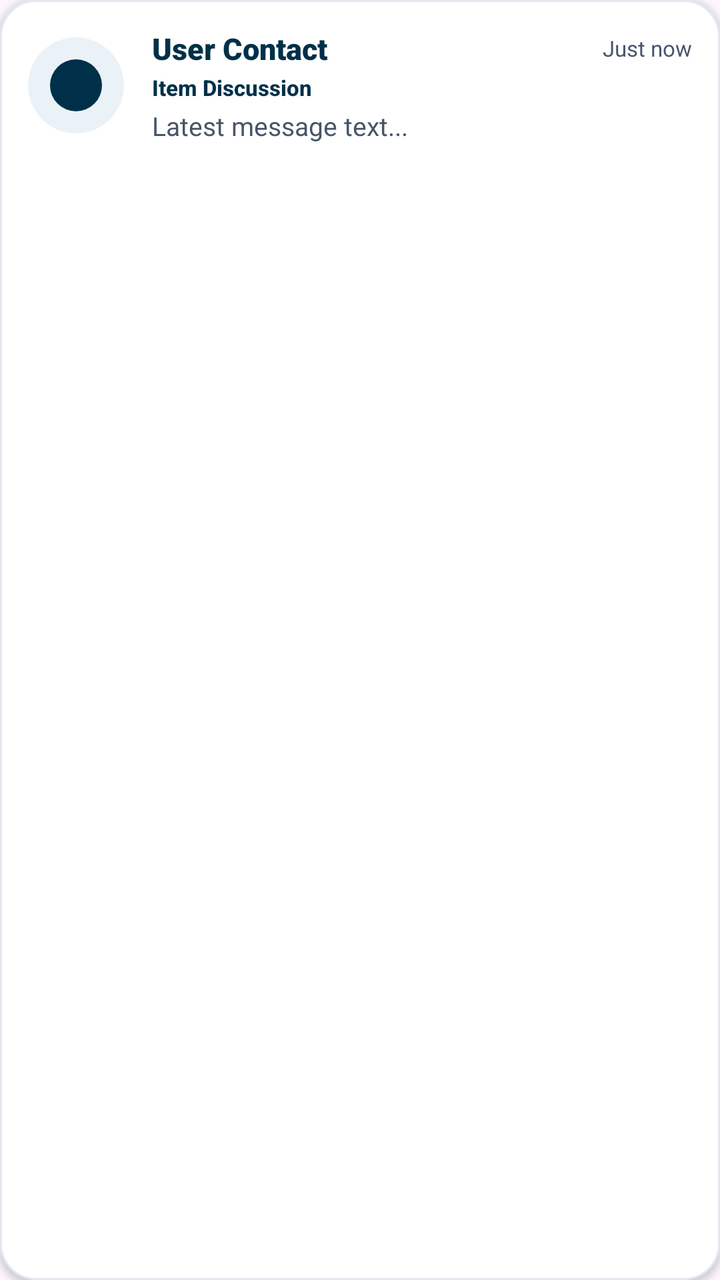
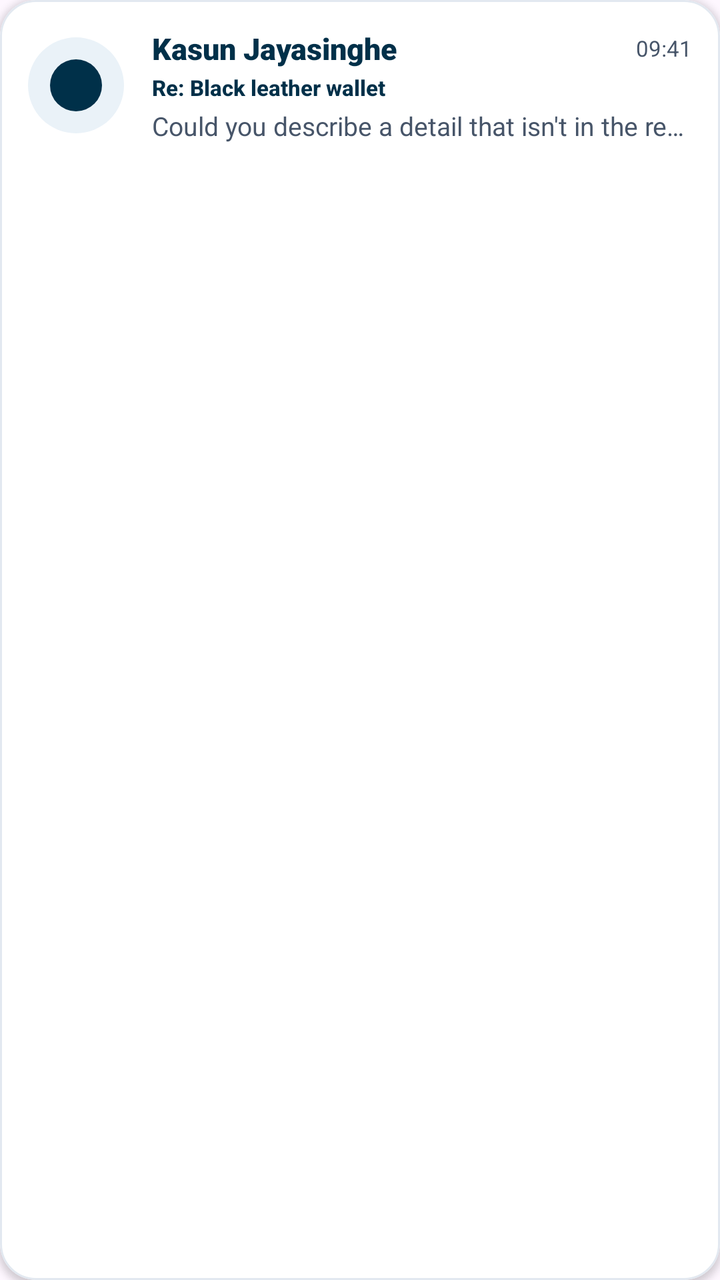

Before-and-after screenshots of an Android layout around one commit, followed by the original layout XML and the change that was made.
<!-- AndroidManifest.xml: application theme Theme.LostAndFound -->
<!-- res/layout/item_conversation.xml -->
<?xml version="1.0" encoding="utf-8"?>
<com.google.android.material.card.MaterialCardView xmlns:android="http://schemas.android.com/apk/res/android"
    xmlns:app="http://schemas.android.com/apk/res-auto"
    android:layout_width="match_parent"
    android:layout_height="wrap_content"
    android:layout_marginStart="16dp"
    android:layout_marginTop="6dp"
    android:layout_marginEnd="16dp"
    android:layout_marginBottom="6dp"
    android:clickable="true"
    android:focusable="true"
    app:cardBackgroundColor="@color/white"
    app:cardCornerRadius="18dp"
    app:cardElevation="2dp"
    app:strokeColor="@color/component_stroke"
    app:strokeWidth="1dp">

    <LinearLayout
        android:layout_width="match_parent"
        android:layout_height="wrap_content"
        android:gravity="center_vertical"
        android:orientation="horizontal"
        android:padding="14dp">

        
        <FrameLayout
            android:layout_width="48dp"
            android:layout_height="48dp"
            android:background="@drawable/bg_circle_avatar">

            <ImageView
                android:layout_width="26dp"
                android:layout_height="26dp"
                android:layout_gravity="center"
                android:contentDescription="User profile"
                android:src="@drawable/ic_user_avatar"
                app:tint="@color/deep_blue" />
        </FrameLayout>

        
        <LinearLayout
            android:layout_width="0dp"
            android:layout_height="wrap_content"
            android:layout_marginStart="14dp"
            android:layout_weight="1"
            android:orientation="vertical">

            <LinearLayout
                android:layout_width="match_parent"
                android:layout_height="wrap_content"
                android:gravity="center_vertical"
                android:orientation="horizontal">

                <TextView
                    android:id="@+id/tvConversationUserName"
                    android:layout_width="0dp"
                    android:layout_height="wrap_content"
                    android:layout_weight="1"
                    android:ellipsize="end"
                    android:fontFamily="sans-serif-black"
                    android:maxLines="1"
                    android:text="User Contact"
                    android:textColor="@color/text_primary"
                    android:textSize="15sp"
                    android:textStyle="bold" />

                <TextView
                    android:id="@+id/tvConversationTime"
                    android:layout_width="wrap_content"
                    android:layout_height="wrap_content"
                    android:fontFamily="sans-serif"
                    android:text="Just now"
                    android:textColor="@color/text_secondary"
                    android:textSize="11sp" />
            </LinearLayout>

            <TextView
                android:id="@+id/tvRelatedItem"
                android:layout_width="wrap_content"
                android:layout_height="wrap_content"
                android:layout_marginTop="2dp"
                android:ellipsize="end"
                android:fontFamily="sans-serif-medium"
                android:maxLines="1"
                android:text="Item Discussion"
                android:textColor="@color/tag_found_color"
                android:textSize="11sp"
                android:textStyle="bold" />

            <TextView
                android:id="@+id/tvLastMessage"
                android:layout_width="match_parent"
                android:layout_height="wrap_content"
                android:layout_marginTop="3dp"
                android:ellipsize="end"
                android:fontFamily="sans-serif"
                android:maxLines="1"
                android:text="Latest message text..."
                android:textColor="@color/text_secondary"
                android:textSize="13sp" />
        </LinearLayout>
    </LinearLayout>
</com.google.android.material.card.MaterialCardView>
<!-- resources referenced by this layout -->
<resources>
  <color name="component_stroke">#FFE2E8F0</color>
  <color name="deep_blue">#FF003049</color>
  <color name="tag_found_color">#FF003049</color>
  <color name="text_primary">#FF003049</color>
  <color name="text_secondary">#FF475569</color>
  <color name="white">#FFFFFFFF</color>
  <!-- drawable bg_circle_avatar (drawable) -->
  <?xml version="1.0" encoding="utf-8"?>
  <shape xmlns:android="http://schemas.android.com/apk/res/android"
      android:shape="oval">
      <solid android:color="@color/found_bg_light" />
  </shape>
  <!-- drawable ic_user_avatar (drawable) -->
  <vector xmlns:android="http://schemas.android.com/apk/res/android"
      android:width="38dp"
      android:height="38dp"
      android:viewportWidth="38"
      android:viewportHeight="38">
    <path
        android:fillColor="#F0EAE3"
        android:pathData="M19,0A19,19 0 1,0 19,38A19,19 0 1,0 19,0Z" />
    <path
        android:fillColor="@android:color/transparent"
        android:strokeColor="#64748B"
        android:strokeWidth="1.6"
        android:pathData="M19,17a5,5 0 1,0 0,-10a5,5 0 0,0 0,10z M10,29c0,-4.5 4,-7 9,-7s9,2.5 9,7" />
  </vector>
  <style name="Theme.LostAndFound" parent="Base.Theme.LostAndFound" />
  <color name="found_bg_light">#FFEAF2F8</color>
  <style name="Base.Theme.LostAndFound" parent="Theme.Material3.DayNight.NoActionBar">
          <item name="android:statusBarColor">#FF003049</item>
          <item name="android:windowLightStatusBar" tools:targetApi="m">false</item>
          <item name="android:navigationBarColor">#FFFFFFFF</item>
          <item name="android:windowLightNavigationBar" tools:targetApi="o_mr1">true</item>
          
          <item name="android:windowSoftInputMode">adjustResize</item>
      </style>
</resources>

<!-- the commit's change to res/layout/item_conversation.xml (unified diff, before → after) -->
@@ -59,7 +59,7 @@
                     android:ellipsize="end"
                     android:fontFamily="sans-serif-black"
                     android:maxLines="1"
-                    android:text="User Contact"
+                    android:text="Kasun Jayasinghe"
                     android:textColor="@color/text_primary"
                     android:textSize="15sp"
                     android:textStyle="bold" />
@@ -69,7 +69,7 @@
                     android:layout_width="wrap_content"
                     android:layout_height="wrap_content"
                     android:fontFamily="sans-serif"
-                    android:text="Just now"
+                    android:text="09:41"
                     android:textColor="@color/text_secondary"
                     android:textSize="11sp" />
             </LinearLayout>
@@ -82,7 +82,7 @@
                 android:ellipsize="end"
                 android:fontFamily="sans-serif-medium"
                 android:maxLines="1"
-                android:text="Item Discussion"
+                android:text="Re: Black leather wallet"
                 android:textColor="@color/tag_found_color"
                 android:textSize="11sp"
                 android:textStyle="bold" />
@@ -95,7 +95,7 @@
                 android:ellipsize="end"
                 android:fontFamily="sans-serif"
                 android:maxLines="1"
-                android:text="Latest message text..."
+                android:text="Could you describe a detail that isn't in the report? You can use Foundly's secure check."
                 android:textColor="@color/text_secondary"
                 android:textSize="13sp" />
         </LinearLayout>
